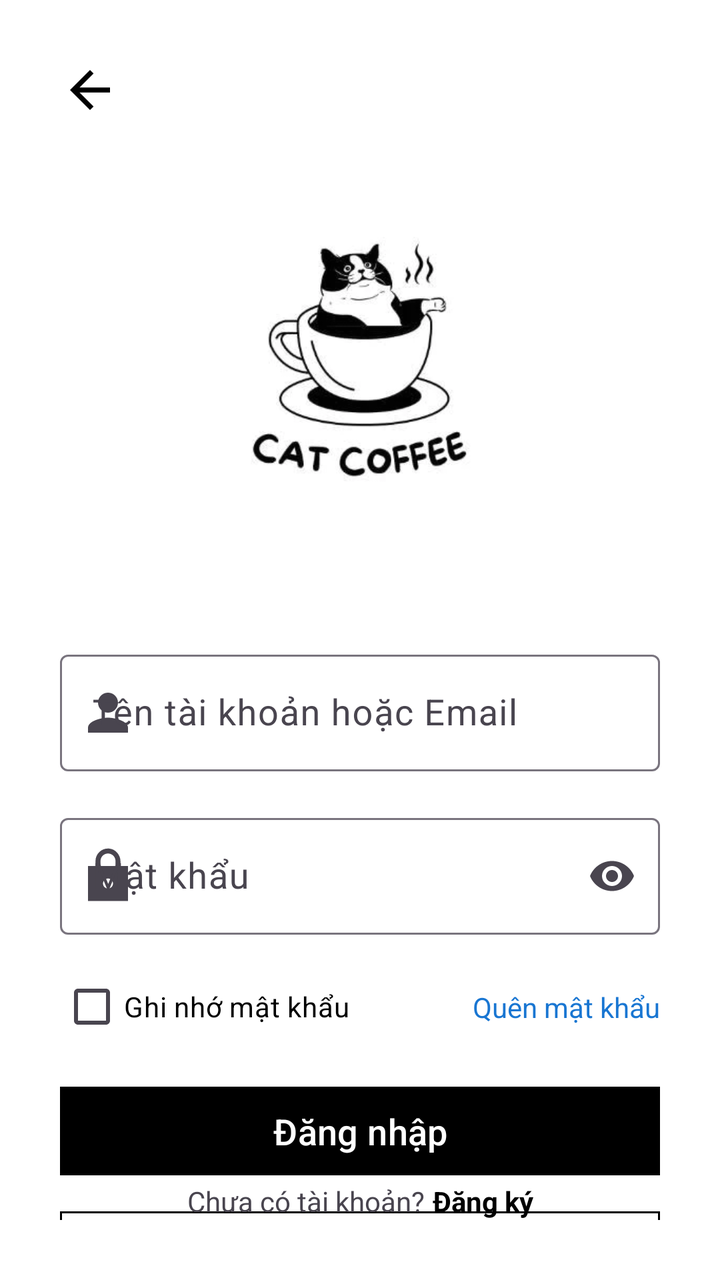
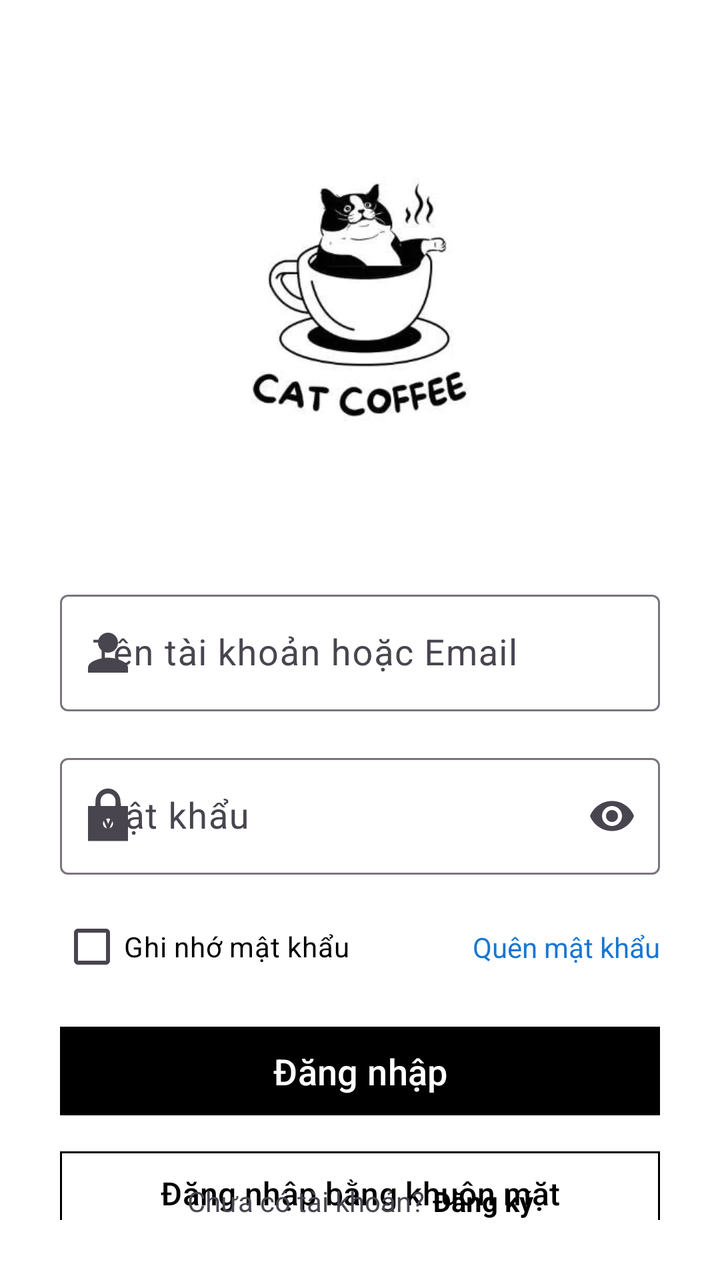

The first picture is an Android layout as it rendered before a commit; the second is the same layout after the commit. The layout source and the unified diff follow.
<!-- AndroidManifest.xml: application theme Theme.CafeManagement -->
<!-- res/layout/activity_login.xml -->
<?xml version="1.0" encoding="utf-8"?>
<androidx.constraintlayout.widget.ConstraintLayout xmlns:android="http://schemas.android.com/apk/res/android"
    xmlns:app="http://schemas.android.com/apk/res-auto"
    xmlns:tools="http://schemas.android.com/tools"
    android:id="@+id/main"
    android:layout_width="match_parent"
    android:layout_height="match_parent"
    android:background="@color/white"
    tools:context=".activities.login.LoginActivity">

    <androidx.constraintlayout.widget.ConstraintLayout
        android:layout_width="match_parent"
        android:layout_height="match_parent"
        android:background="@color/white"
        android:padding="30dp">

        
        <ImageView
            android:id="@+id/ivBack"
            android:layout_width="wrap_content"
            android:layout_height="wrap_content"
            android:contentDescription="@string/desc_back_button"
            android:src="@drawable/ic_back"
            app:layout_constraintTop_toTopOf="parent"
            app:layout_constraintStart_toStartOf="parent"/>

        
        <ImageView
            android:id="@+id/ivCafe"
            android:layout_width="250dp"
            android:layout_height="250dp"
            android:src="@drawable/cafe_logo"
            android:contentDescription="@string/desc_cafe_logo"
            app:layout_constraintTop_toBottomOf="@id/ivBack"
            app:layout_constraintStart_toStartOf="parent"
            app:layout_constraintEnd_toEndOf="parent"/>

        
        <com.google.android.material.textfield.TextInputLayout
            android:id="@+id/layoutUsernameOrEmail"
            android:layout_width="0dp"
            android:layout_height="wrap_content"
            android:layout_marginTop="12dp"
            android:hint="@string/hint_username_or_email"
            app:layout_constraintTop_toBottomOf="@id/ivCafe"
            app:layout_constraintStart_toStartOf="parent"
            app:layout_constraintEnd_toEndOf="parent"
            app:startIconDrawable="@drawable/ic_user">

            <com.google.android.material.textfield.TextInputEditText
                android:id="@+id/etUsernameOrEmail"
                android:layout_width="match_parent"
                android:layout_height="wrap_content"
                android:inputType="textEmailAddress|textPersonName"
                android:autofillHints="@string/autofill_username_or_email"
                android:paddingStart="45dp"
                android:paddingEnd="45dp"
                android:textSize="18sp" />
        </com.google.android.material.textfield.TextInputLayout>

        
        <com.google.android.material.textfield.TextInputLayout
            android:id="@+id/layoutPassword"
            android:layout_width="0dp"
            android:layout_height="wrap_content"
            android:layout_marginTop="18dp"
            android:hint="@string/hint_password"
            app:startIconDrawable="@drawable/ic_password"
            app:endIconMode="password_toggle"
            app:layout_constraintTop_toBottomOf="@id/layoutUsernameOrEmail"
            app:layout_constraintStart_toStartOf="parent"
            app:layout_constraintEnd_toEndOf="parent">

            <com.google.android.material.textfield.TextInputEditText
                android:id="@+id/etPassword"
                android:layout_width="match_parent"
                android:layout_height="wrap_content"
                android:inputType="textPassword"
                android:importantForAutofill="no"
                android:paddingStart="45dp"
                android:paddingEnd="45dp"
                android:textSize="18sp"/>
        </com.google.android.material.textfield.TextInputLayout>

        
        <CheckBox
            android:id="@+id/chkRememberLogin"
            android:layout_width="wrap_content"
            android:layout_height="wrap_content"
            android:text="@string/remember_password"
            android:textSize="14sp"
            android:textColor="@color/black"
            app:layout_constraintTop_toBottomOf="@id/layoutPassword"
            app:layout_constraintStart_toStartOf="parent"
            android:layout_marginTop="12dp"/>
        <TextView
            android:id="@+id/tvForgotPassword"
            android:layout_width="wrap_content"
            android:layout_height="wrap_content"
            android:text="@string/forgot_password"
            android:textColor="@color/blue"
            android:textSize="14sp"
            app:layout_constraintTop_toTopOf="@id/chkRememberLogin"
            app:layout_constraintBottom_toBottomOf="@id/chkRememberLogin"
            app:layout_constraintEnd_toEndOf="parent"/>

        
        <com.google.android.material.button.MaterialButton
            android:id="@+id/btnLogin"
            android:layout_width="0dp"
            android:layout_height="wrap_content"
            android:text="@string/login_button"
            android:textSize="18sp"
            android:textColor="@color/white"
            app:cornerRadius="0dp"
            app:backgroundTint="@color/black"
            app:layout_constraintTop_toBottomOf="@id/chkRememberLogin"
            app:layout_constraintStart_toStartOf="parent"
            app:layout_constraintEnd_toEndOf="parent"
            android:layout_marginTop="12dp"
            android:padding="10dp"/>

        
        <com.google.android.material.button.MaterialButton
            android:id="@+id/btnFaceId"
            android:layout_width="0dp"
            android:layout_height="wrap_content"
            android:text="Đăng nhập bằng khuôn mặt"
            android:textSize="16sp"
            android:textColor="@color/black"
            app:cornerRadius="0dp"
            app:backgroundTint="@color/white"
            app:strokeColor="@color/black"
            app:strokeWidth="1dp"
            app:layout_constraintTop_toBottomOf="@id/btnLogin"
            app:layout_constraintStart_toStartOf="parent"
            app:layout_constraintEnd_toEndOf="parent"
            android:layout_marginTop="10dp"
            android:padding="10dp"/>

        
        <TextView
            android:id="@+id/tvNoAccount"
            android:layout_width="wrap_content"
            android:layout_height="wrap_content"
            android:text="@string/no_account"
            android:textSize="14sp"
            app:layout_constraintStart_toStartOf="parent"
            app:layout_constraintEnd_toStartOf="@id/tvRegister"
            app:layout_constraintBottom_toBottomOf="parent"
            android:layout_marginEnd="2dp"
            app:layout_constraintHorizontal_chainStyle="packed"/>

        
        <TextView
            android:id="@+id/tvRegister"
            android:layout_width="wrap_content"
            android:layout_height="wrap_content"
            android:text="@string/register"
            android:textSize="14sp"
            android:textColor="@color/black"
            android:textStyle="bold"
            app:layout_constraintStart_toEndOf="@id/tvNoAccount"
            app:layout_constraintEnd_toEndOf="parent"
            app:layout_constraintBottom_toBottomOf="parent"
            android:layout_marginStart="2dp"/>

    </androidx.constraintlayout.widget.ConstraintLayout>

</androidx.constraintlayout.widget.ConstraintLayout>
<!-- resources referenced by this layout -->
<resources>
  <color name="black">#FF000000</color>
  <color name="blue">#1976D2</color>
  <color name="white">#FFFFFFFF</color>
  <!-- drawable cafe_logo: png bitmap (drawable, 41222 bytes) -->
  <!-- drawable ic_back (drawable) -->
  <vector xmlns:android="http://schemas.android.com/apk/res/android" android:autoMirrored="true" android:height="30dp" android:tint="#000000" android:viewportHeight="960" android:viewportWidth="960" android:width="30dp">
        
      <path android:fillColor="@android:color/white" android:pathData="M313,520L537,744L480,800L160,480L480,160L537,216L313,440L800,440L800,520L313,520Z"/>
      
  </vector>
  <!-- drawable ic_password (drawable) -->
  <vector xmlns:android="http://schemas.android.com/apk/res/android" android:autoMirrored="true" android:height="30dp" android:tint="#000000" android:viewportHeight="24" android:viewportWidth="24" android:width="30dp">
        
      <path android:fillColor="@android:color/white" android:pathData="M20,8h-3L17,6.21c0,-2.61 -1.91,-4.94 -4.51,-5.19C9.51,0.74 7,3.08 7,6v2L4,8v14h16L20,8zM12,17c-1.1,0 -2,-0.9 -2,-2s0.9,-2 2,-2 2,0.9 2,2 -0.9,2 -2,2zM9,8L9,6c0,-1.66 1.34,-3 3,-3s3,1.34 3,3v2L9,8z"/>
      
  </vector>
  <!-- drawable ic_user (drawable) -->
  <vector xmlns:android="http://schemas.android.com/apk/res/android" android:autoMirrored="true" android:height="30dp" android:tint="#000000" android:viewportHeight="24" android:viewportWidth="24" android:width="30dp">
        
      <path android:fillColor="@android:color/white" android:pathData="M12,12c2.21,0 4,-1.79 4,-4s-1.79,-4 -4,-4 -4,1.79 -4,4 1.79,4 4,4zM12,14c-2.67,0 -8,1.34 -8,4v2h16v-2c0,-2.66 -5.33,-4 -8,-4z"/>
      
  </vector>
  <string name="autofill_username_or_email">username|emailAddress</string>
  <string name="desc_back_button">Quay lại</string>
  <string name="desc_cafe_logo">Logo quán cà phê</string>
  <string name="forgot_password">Quên mật khẩu</string>
  <string name="hint_password">Mật khẩu</string>
  <string name="hint_username_or_email">Tên tài khoản hoặc Email</string>
  <string name="login_button">Đăng nhập</string>
  <string name="no_account">Chưa có tài khoản?</string>
  <string name="register">Đăng ký</string>
  <string name="remember_password">Ghi nhớ mật khẩu</string>
  <style name="Theme.CafeManagement" parent="Base.Theme.CafeManagement" />
  <style name="Base.Theme.CafeManagement" parent="Theme.Material3.DayNight.NoActionBar" />
</resources>

<!-- the commit's change to res/layout/activity_login.xml (unified diff, before → after) -->
@@ -16,22 +16,12 @@
 
         
         <ImageView
-            android:id="@+id/ivBack"
-            android:layout_width="wrap_content"
-            android:layout_height="wrap_content"
-            android:contentDescription="@string/desc_back_button"
-            android:src="@drawable/ic_back"
-            app:layout_constraintTop_toTopOf="parent"
-            app:layout_constraintStart_toStartOf="parent"/>
-
-        
-        <ImageView
             android:id="@+id/ivCafe"
             android:layout_width="250dp"
             android:layout_height="250dp"
             android:src="@drawable/cafe_logo"
             android:contentDescription="@string/desc_cafe_logo"
-            app:layout_constraintTop_toBottomOf="@id/ivBack"
+            app:layout_constraintTop_toTopOf="parent"
             app:layout_constraintStart_toStartOf="parent"
             app:layout_constraintEnd_toEndOf="parent"/>
 
<!-- resource entries referenced after the edit -->
@@ -4,12 +4,6 @@
   <color name="blue">#1976D2</color>
   <color name="white">#FFFFFFFF</color>
   <!-- drawable cafe_logo: png bitmap (drawable, 41222 bytes) -->
-  <!-- drawable ic_back (drawable) -->
-  <vector xmlns:android="http://schemas.android.com/apk/res/android" android:autoMirrored="true" android:height="30dp" android:tint="#000000" android:viewportHeight="960" android:viewportWidth="960" android:width="30dp">
-        
-      <path android:fillColor="@android:color/white" android:pathData="M313,520L537,744L480,800L160,480L480,160L537,216L313,440L800,440L800,520L313,520Z"/>
-      
-  </vector>
   <!-- drawable ic_password (drawable) -->
   <vector xmlns:android="http://schemas.android.com/apk/res/android" android:autoMirrored="true" android:height="30dp" android:tint="#000000" android:viewportHeight="24" android:viewportWidth="24" android:width="30dp">
         
@@ -23,7 +17,6 @@
       
   </vector>
   <string name="autofill_username_or_email">username|emailAddress</string>
-  <string name="desc_back_button">Quay lại</string>
   <string name="desc_cafe_logo">Logo quán cà phê</string>
   <string name="forgot_password">Quên mật khẩu</string>
   <string name="hint_password">Mật khẩu</string>
